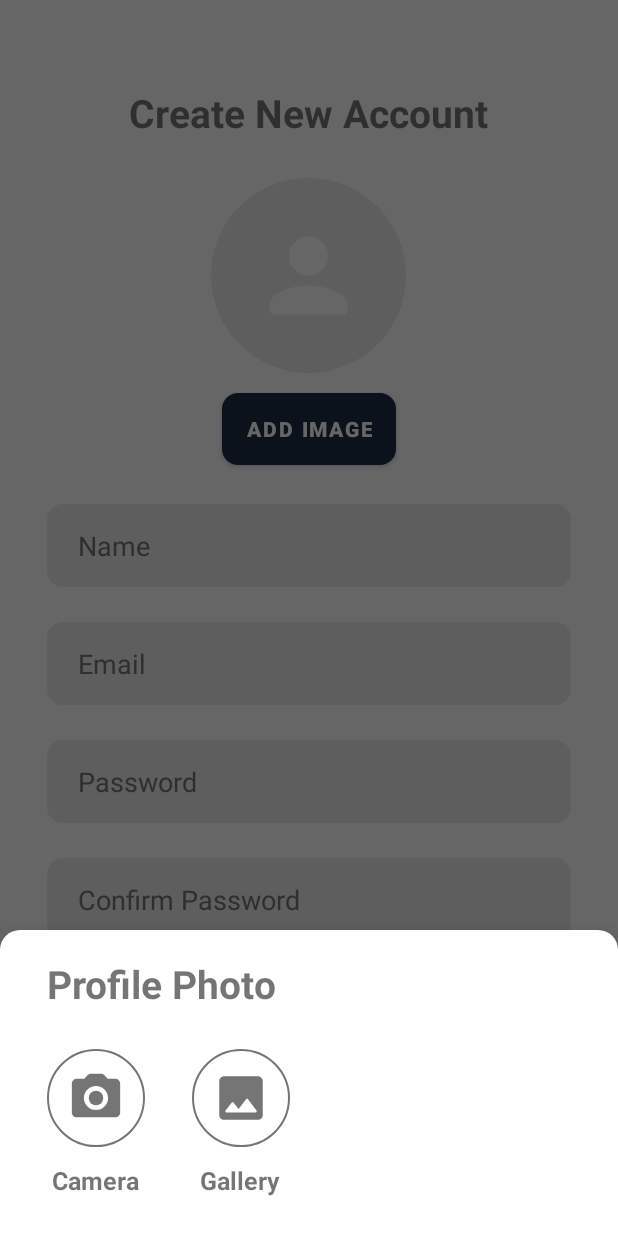
After one commit to Utsav1310/mini-project, an Android app: the fragment BottomSheet_AddImage placed in its activity, on a phone screen of 412 x 824 dp. The commit adds this screen. Run offline under Robolectric (Android 15) with nearby library versions, the phone set to English and light mode, and no system bars; our stand-ins replace sdp/ssp sizes; plain views replace RoundedImageView.

Commit message:
Bottom sheet for add profile image designed.

```diff
--- a/app/src/main/java/com/example/project/activities/SignUpActivity.java
+++ b/app/src/main/java/com/example/project/activities/SignUpActivity.java
@@ -3,8 +3,11 @@ package com.example.project.activities;
 import androidx.appcompat.app.AppCompatActivity;
 
 import android.os.Bundle;
+import android.view.View;
 
 import com.example.project.databinding.ActivitySignUpBinding;
+import com.example.project.fragments.BottomSheet_AddImage;
+import com.google.android.material.bottomsheet.BottomSheetDialogFragment;
 
 public class SignUpActivity extends AppCompatActivity {
 
@@ -19,5 +22,13 @@ public class SignUpActivity extends AppCompatActivity {
     }
     private void setListeners() {
         binding.textSignIn.setOnClickListener(v -> onBackPressed());
+        binding.btnAddImage.setOnClickListener(new View.OnClickListener() {
+            @Override
+            public void onClick(View view) {
+                BottomSheet_AddImage addImage = new BottomSheet_AddImage();
+                addImage.show(getSupportFragmentManager(),"BottomSheet");
+            }
+        });
     }
+
 }
--- /dev/null
+++ b/app/src/main/java/com/example/project/fragments/BottomSheet_AddImage.java
@@ -0,0 +1,43 @@
+package com.example.project.fragments;
+
+import android.os.Bundle;
+import android.view.LayoutInflater;
+import android.view.View;
+import android.view.ViewGroup;
+import android.widget.ImageButton;
+import android.widget.Toast;
+
+import androidx.annotation.NonNull;
+import androidx.annotation.Nullable;
+
+import com.example.project.R;
+import com.google.android.material.bottomsheet.BottomSheetDialogFragment;
+
+public class BottomSheet_AddImage extends BottomSheetDialogFragment {
+    @Nullable
+    @Override
+    public View onCreateView(@NonNull LayoutInflater inflater, @Nullable ViewGroup container, @Nullable Bundle savedInstanceState) {
+        View view = inflater.inflate(R.layout.bottom_sheet_for_add_image,container,false);
+
+        ImageButton imgBtn_Camera = view.findViewById(R.id.imgBtn_Camera);
+        ImageButton imgBtn_Gallery = view.findViewById(R.id.imgBtn_Gallery);
+
+        imgBtn_Camera.setOnClickListener(new View.OnClickListener() {
+            @Override
+            public void onClick(View view) {
+                Toast.makeText(getActivity(), "Camera clicked.", Toast.LENGTH_SHORT).show();
+                dismiss();
+            }
+        });
+
+        imgBtn_Gallery.setOnClickListener(new View.OnClickListener() {
+            @Override
+            public void onClick(View view) {
+                Toast.makeText(getActivity(), "Gallery clicked.", Toast.LENGTH_SHORT).show();
+                dismiss();
+            }
+        });
+
+        return view;
+    }
+}
--- /dev/null
+++ b/app/src/main/res/drawable/background_bottomsheet_button.xml
@@ -0,0 +1,6 @@
+<?xml version="1.0" encoding="utf-8"?>
+<shape xmlns:android="http://schemas.android.com/apk/res/android"
+    android:shape="oval">
+<stroke android:color="@color/secondary_text" android:width="@dimen/_1sdp"/>
+
+</shape>
--- /dev/null
+++ b/app/src/main/res/drawable/bottomsheet_rounded_corners_dark.xml
@@ -0,0 +1,6 @@
+<?xml version="1.0" encoding="utf-8"?>
+<shape xmlns:android="http://schemas.android.com/apk/res/android">
+    <solid android:color="#353535"/>
+    <corners android:topLeftRadius="@dimen/_10sdp"
+        android:topRightRadius="@dimen/_10sdp"/>
+</shape>
--- /dev/null
+++ b/app/src/main/res/drawable/bottomsheet_rounded_corners_light.xml
@@ -0,0 +1,6 @@
+<?xml version="1.0" encoding="utf-8"?>
+<shape xmlns:android="http://schemas.android.com/apk/res/android">
+<solid android:color="@color/white"/>
+    <corners android:topLeftRadius="@dimen/_10sdp"
+        android:topRightRadius="@dimen/_10sdp"/>
+</shape>
--- /dev/null
+++ b/app/src/main/res/drawable/round_gallery.xml
@@ -0,0 +1,5 @@
+<vector android:height="24dp" android:tint="#FFFFFF"
+    android:viewportHeight="24" android:viewportWidth="24"
+    android:width="24dp" xmlns:android="http://schemas.android.com/apk/res/android">
+    <path android:fillColor="@android:color/white" android:pathData="M21,19V5c0,-1.1 -0.9,-2 -2,-2H5c-1.1,0 -2,0.9 -2,2v14c0,1.1 0.9,2 2,2h14c1.1,0 2,-0.9 2,-2zM8.9,13.98l2.1,2.53 3.1,-3.99c0.2,-0.26 0.6,-0.26 0.8,0.01l3.51,4.68c0.25,0.33 0.01,0.8 -0.4,0.8H6.02c-0.42,0 -0.65,-0.48 -0.39,-0.81L8.12,14c0.19,-0.26 0.57,-0.27 0.78,-0.02z"/>
+</vector>
--- a/app/src/main/res/layout/activity_sign_up.xml
+++ b/app/src/main/res/layout/activity_sign_up.xml
@@ -55,7 +55,7 @@
             android:text="Add Image"
             android:textColor="@color/white"
             android:textStyle="bold"
-            android:id="@+id/btnProfile"/>
+            android:id="@+id/btnAddImage"/>
 
         <EditText
             android:id="@+id/inputName"
--- /dev/null
+++ b/app/src/main/res/layout/bottom_sheet_for_add_image.xml
@@ -0,0 +1,83 @@
+<?xml version="1.0" encoding="utf-8"?>
+<LinearLayout xmlns:android="http://schemas.android.com/apk/res/android"
+    android:layout_width="match_parent"
+    android:layout_height="match_parent"
+    xmlns:app="http://schemas.android.com/apk/res-auto"
+    android:orientation="vertical">
+
+    <TextView
+        android:layout_width="wrap_content"
+        android:layout_height="wrap_content"
+        android:text="@string/profile_photo"
+        android:layout_marginStart="@dimen/_24sdp"
+        android:layout_marginTop="@dimen/_14sdp"
+        android:textSize="@dimen/_20ssp"
+        android:textStyle="bold"/>
+
+    <LinearLayout
+        android:layout_width="wrap_content"
+        android:layout_height="wrap_content">
+
+        <RelativeLayout
+            android:layout_width="wrap_content"
+            android:layout_height="wrap_content"
+            android:layout_marginTop="@dimen/_20sdp"
+            android:layout_marginStart="@dimen/_24sdp"
+            android:layout_marginBottom="@dimen/_20sdp">
+
+            <ImageButton
+                android:id="@+id/imgBtn_Camera"
+                android:layout_width="@dimen/_50sdp"
+                android:layout_height="@dimen/_50sdp"
+                android:src="@drawable/round_camera"
+                android:scaleType="centerCrop"
+                android:padding="@dimen/_10sdp"
+                android:background="@drawable/background_bottomsheet_button"
+                app:tint = "@color/secondary_text"/>
+
+            <TextView
+                android:layout_width="wrap_content"
+                android:layout_height="wrap_content"
+                android:text="Camera"
+                android:textSize="@dimen/_13ssp"
+                android:textStyle="bold"
+                android:layout_marginTop="@dimen/_8sdp"
+                android:layout_below="@+id/imgBtn_Camera"
+                android:layout_centerHorizontal="true"/>
+
+        </RelativeLayout>
+
+        <RelativeLayout
+            android:layout_width="wrap_content"
+            android:layout_height="wrap_content"
+            android:layout_marginTop="@dimen/_20sdp"
+            android:layout_marginStart="@dimen/_24sdp"
+            android:layout_marginBottom="@dimen/_20sdp">
+
+            <ImageButton
+                android:id="@+id/imgBtn_Gallery"
+                android:layout_width="@dimen/_50sdp"
+                android:layout_height="@dimen/_50sdp"
+                android:src="@drawable/round_gallery"
+                android:scaleType="centerCrop"
+                android:padding="@dimen/_10sdp"
+                android:background="@drawable/background_bottomsheet_button"
+                app:tint = "@color/secondary_text"/>
+
+            <TextView
+                android:layout_width="wrap_content"
+                android:layout_height="wrap_content"
+                android:text="Gallery"
+                android:textSize="@dimen/_13ssp"
+                android:textStyle="bold"
+                android:layout_marginTop="@dimen/_8sdp"
+                android:layout_below="@+id/imgBtn_Gallery"
+                android:layout_centerHorizontal="true"/>
+
+        </RelativeLayout>
+
+    </LinearLayout>
+
+
+
+</LinearLayout>
--- a/app/src/main/res/values-night/themes.xml
+++ b/app/src/main/res/values-night/themes.xml
@@ -12,5 +12,18 @@
         <!-- Status bar color. -->
         <item name="android:statusBarColor" tools:targetApi="21">@color/primary</item>
         <!-- Customize your theme here. -->
+
+        <item name="bottomSheetDialogTheme">@style/AppBottomSheetDialogTheme</item>
+    </style>
+
+
+    <style name="AppBottomSheetDialogTheme"
+        parent="Theme.Design.BottomSheetDialog">
+        <item name="bottomSheetStyle">@style/AppModalStyle</item>
+    </style>
+
+    <style name="AppModalStyle"
+        parent="Widget.Design.BottomSheet.Modal">
+        <item name="android:background">@drawable/bottomsheet_rounded_corners_dark</item>
     </style>
 </resources>
--- a/app/src/main/res/values/strings.xml
+++ b/app/src/main/res/values/strings.xml
@@ -10,4 +10,5 @@
     <string name="name">Name</string>
     <string name="confirm_password">Confirm Password</string>
     <string name="sign_up">Sign Up</string>
+    <string name="profile_photo">Profile Photo</string>
 </resources>
--- a/app/src/main/res/values/themes.xml
+++ b/app/src/main/res/values/themes.xml
@@ -12,5 +12,18 @@
         <!-- Status bar color. -->
         <item name="android:statusBarColor" tools:targetApi="21">@color/primary</item>
         <!-- Customize your theme here. -->
+
+        <item name="bottomSheetDialogTheme">@style/AppBottomSheetDialogTheme</item>
+    </style>
+
+
+    <style name="AppBottomSheetDialogTheme"
+        parent="Theme.Design.Light.BottomSheetDialog">
+        <item name="bottomSheetStyle">@style/AppModalStyle</item>
+    </style>
+
+    <style name="AppModalStyle"
+        parent="Widget.Design.BottomSheet.Modal">
+        <item name="android:background">@drawable/bottomsheet_rounded_corners_light</item>
     </style>
 </resources>
```
